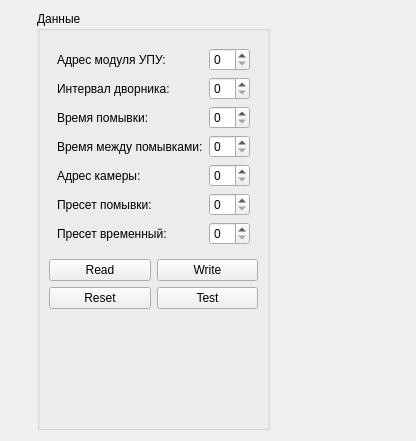
RinatB2017/mega_GIT, file Qt/RS485/RS485/src/mainbox/ui/mainbox.ui: the form before one commit.
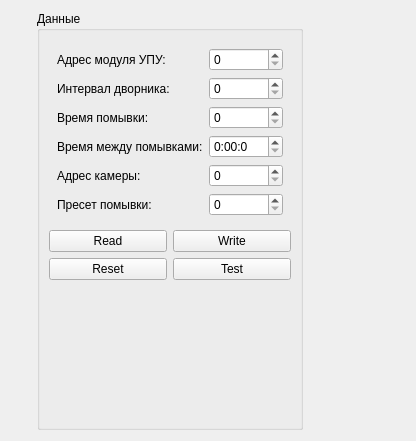
The form after the commit. Custom widgets are drawn as their Qt base class.

Diff of the .ui file:
```diff
--- a/Qt/RS485/RS485/src/mainbox/ui/mainbox.ui
+++ b/Qt/RS485/RS485/src/mainbox/ui/mainbox.ui
@@ -76,37 +76,27 @@
         <property name="bottomMargin">
          <number>8</number>
         </property>
-        <item row="0" column="1">
-         <widget class="QSpinBox" name="sb_addr_upu"/>
-        </item>
-        <item row="0" column="0">
-         <widget class="QLabel" name="label_13">
-          <property name="text">
-           <string>Адрес модуля УПУ:</string>
-          </property>
-         </widget>
-        </item>
-        <item row="4" column="0">
+        <item row="5" column="0">
          <widget class="QLabel" name="label_16">
           <property name="text">
            <string>Адрес камеры:</string>
           </property>
          </widget>
         </item>
-        <item row="5" column="0">
+        <item row="6" column="0">
          <widget class="QLabel" name="label_15">
           <property name="text">
            <string>Пресет помывки:</string>
           </property>
          </widget>
         </item>
-        <item row="6" column="1">
-         <widget class="QSpinBox" name="sb_time_preset_washout"/>
+        <item row="0" column="1">
+         <widget class="QSpinBox" name="sb_addr_upu"/>
         </item>
-        <item row="6" column="0">
-         <widget class="QLabel" name="label_18">
+        <item row="0" column="0">
+         <widget class="QLabel" name="label_13">
           <property name="text">
-           <string>Пресет временный:</string>
+           <string>Адрес модуля УПУ:</string>
           </property>
          </widget>
         </item>
@@ -117,15 +107,15 @@
           </property>
          </widget>
         </item>
-        <item row="5" column="1">
-         <widget class="QSpinBox" name="sb_preset_washout"/>
-        </item>
-        <item row="4" column="1">
-         <widget class="QSpinBox" name="sb_addr_cam"/>
-        </item>
         <item row="2" column="1">
          <widget class="QSpinBox" name="sb_time_washout"/>
         </item>
+        <item row="6" column="1">
+         <widget class="QSpinBox" name="sb_preset_washout"/>
+        </item>
+        <item row="5" column="1">
+         <widget class="QSpinBox" name="sb_addr_cam"/>
+        </item>
         <item row="1" column="1">
          <widget class="QSpinBox" name="sb_time_interval"/>
         </item>
@@ -136,16 +126,20 @@
           </property>
          </widget>
         </item>
-        <item row="3" column="1">
-         <widget class="QSpinBox" name="sb_time_pause_washout"/>
-        </item>
-        <item row="3" column="0">
+        <item row="4" column="0">
          <widget class="QLabel" name="label_3">
           <property name="text">
            <string>Время между помывками:</string>
           </property>
          </widget>
         </item>
+        <item row="4" column="1">
+         <widget class="QTimeEdit" name="te_time_pause_washout">
+          <property name="displayFormat">
+           <string>H:mm:s</string>
+          </property>
+         </widget>
+        </item>
        </layout>
       </item>
       <item>
```
Left out of the diff: 2 changed lines with no effect on the pictures.
